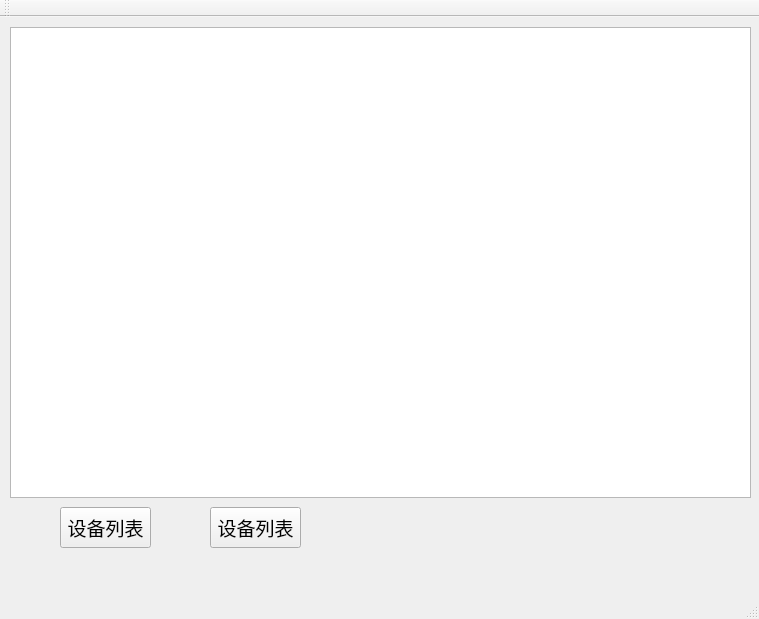
This is Invador/mainwindow.ui in gaoyichao/Invador as Qt 5 draws it before an edit. The edited form follows.
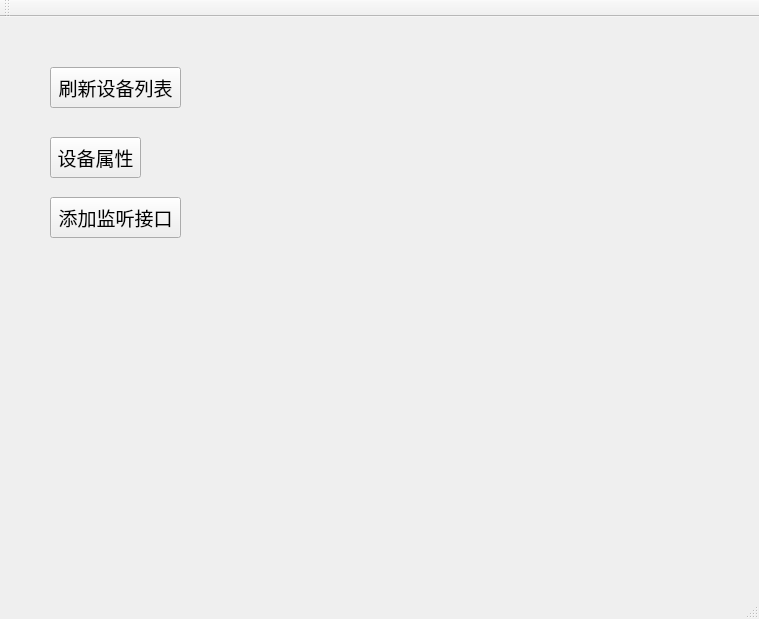
This is the edited form.

```diff
--- a/Invador/mainwindow.ui
+++ b/Invador/mainwindow.ui
@@ -19,43 +19,43 @@
    <string>MainWindow</string>
   </property>
   <widget class="QWidget" name="centralWidget">
-   <widget class="QTreeView" name="treeView">
-    <property name="geometry">
-     <rect>
-      <x>10</x>
-      <y>10</y>
-      <width>741</width>
-      <height>471</height>
-     </rect>
-    </property>
-    <property name="styleSheet">
-     <string notr="true">boarder: 1px solid gray</string>
-    </property>
-   </widget>
    <widget class="QPushButton" name="mDevPushButton">
     <property name="geometry">
      <rect>
-      <x>60</x>
-      <y>490</y>
-      <width>91</width>
+      <x>50</x>
+      <y>50</y>
+      <width>131</width>
       <height>41</height>
      </rect>
     </property>
     <property name="text">
-     <string>设备列表</string>
+     <string>刷新设备列表</string>
     </property>
    </widget>
    <widget class="QPushButton" name="mDevPushButton_2">
     <property name="geometry">
      <rect>
-      <x>210</x>
-      <y>490</y>
+      <x>50</x>
+      <y>120</y>
       <width>91</width>
       <height>41</height>
      </rect>
     </property>
     <property name="text">
-     <string>设备列表</string>
+     <string>设备属性</string>
+    </property>
+   </widget>
+   <widget class="QPushButton" name="mDevPushButton_3">
+    <property name="geometry">
+     <rect>
+      <x>50</x>
+      <y>180</y>
+      <width>131</width>
+      <height>41</height>
+     </rect>
+    </property>
+    <property name="text">
+     <string>添加监听接口</string>
     </property>
    </widget>
   </widget>
```
